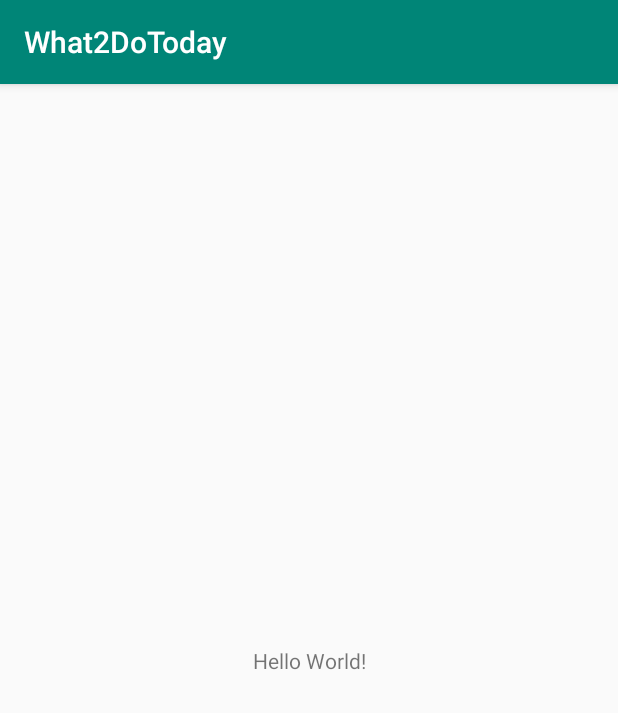
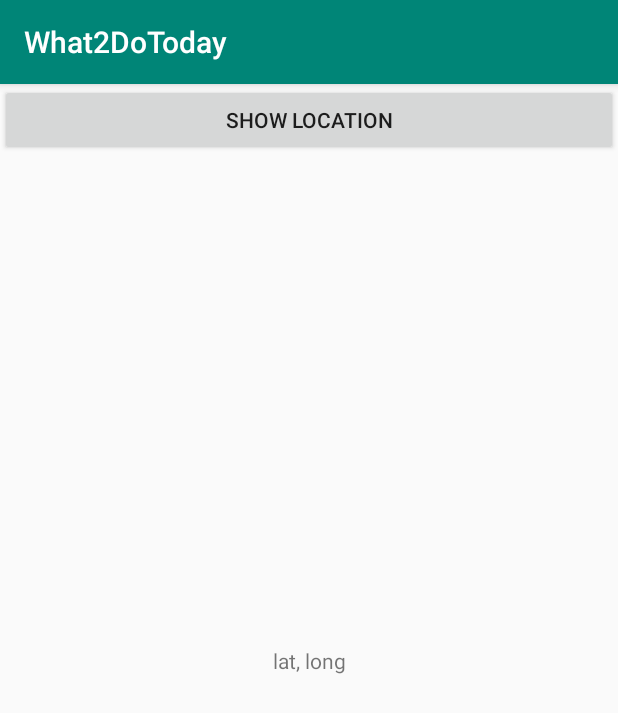
Before and after one commit to MaritzaRh/What2DoToday, an Android app: the screen it shows after launch (MainActivity), on a phone screen of 412 x 824 dp. Shown: the top 713 px of the screen. Run offline under Robolectric (Android 15) with nearby library versions, the phone set to English and light mode, and no system bars.

Commit message:
Add geolocation

```diff
--- a/app/build.gradle
+++ b/app/build.gradle
@@ -32,4 +32,6 @@ dependencies {
     testImplementation 'junit:junit:4.12'
     androidTestImplementation 'androidx.test:runner:1.2.0'
     androidTestImplementation 'androidx.test.espresso:espresso-core:3.2.0'
+    implementation 'com.google.android.gms:play-services-location:11.8.0'
+    implementation 'androidx.appcompat:appcompat:1.0.0'
 }
--- a/app/src/main/java/com/testing/what2dotoday/MainActivity.kt
+++ b/app/src/main/java/com/testing/what2dotoday/MainActivity.kt
@@ -1,12 +1,85 @@
 package com.testing.what2dotoday
 
+import android.Manifest.permission.ACCESS_COARSE_LOCATION
+import android.Manifest.permission.ACCESS_FINE_LOCATION
+import android.content.pm.PackageManager
+import android.os.Bundle
+import android.os.Looper
+import android.view.View
+import android.widget.Toast
 import androidx.appcompat.app.AppCompatActivity
-import android.os.Bundle
+import androidx.core.app.ActivityCompat
+import com.google.android.gms.location.*
+import kotlinx.android.synthetic.main.activity_main.*
 
 class MainActivity : AppCompatActivity() {
+
+    lateinit var fusedLocationProviderClient: FusedLocationProviderClient
+    lateinit var locationRequest: LocationRequest
+    lateinit var locationCallback: LocationCallback
+
+    val code = 1000
+
+    override fun onRequestPermissionsResult(
+        requestCode: Int,
+        permissions: Array<out String>,
+        grantResults: IntArray
+    ) {
+        super.onRequestPermissionsResult(requestCode, permissions, grantResults)
+        when(requestCode){
+            code->{
+                if(grantResults.size > 0)
+                {
+                    if(grantResults[0] == PackageManager.PERMISSION_GRANTED){
+                        Toast.makeText(this@MainActivity, "Listo", Toast.LENGTH_SHORT).show()
+                    }else{
+                        Toast.makeText(this, "Not granted", Toast.LENGTH_SHORT).show()
+                    }
+                }
+            }
+        }
+    }
 
     override fun onCreate(savedInstanceState: Bundle?) {
         super.onCreate(savedInstanceState)
         setContentView(R.layout.activity_main)
+
+        //Check permission for geolocation
+        if (ActivityCompat.shouldShowRequestPermissionRationale(this, ACCESS_FINE_LOCATION)){
+            ActivityCompat.requestPermissions(this,arrayOf(ACCESS_FINE_LOCATION), code)
+        }else{
+            buildLocationRequest()
+            buildLocationCallback()
+
+            fusedLocationProviderClient = LocationServices.getFusedLocationProviderClient(this)
+
+            btn_start_updates.setOnClickListener(View.OnClickListener {
+                if (ActivityCompat.checkSelfPermission(this@MainActivity, ACCESS_FINE_LOCATION) != PackageManager.PERMISSION_GRANTED &&
+                    ActivityCompat.checkSelfPermission(this@MainActivity, ACCESS_COARSE_LOCATION) != PackageManager.PERMISSION_GRANTED )
+                {
+                    ActivityCompat.requestPermissions(this@MainActivity, arrayOf(ACCESS_FINE_LOCATION), code)
+                    return@OnClickListener
+                }
+                fusedLocationProviderClient.requestLocationUpdates(locationRequest, locationCallback, Looper.myLooper())
+                btn_start_updates.isEnabled = !btn_start_updates.isEnabled
+            })
+        }
+    }
+
+    private fun buildLocationCallback() {
+        locationCallback = object : LocationCallback(){
+            override fun onLocationResult(p0: LocationResult?) {
+                var location = p0!!.locations.get(p0!!.locations.size-1)
+                txt_location.text = location.latitude.toString()+"/"+location.longitude.toString()
+            }
+        }
+    }
+
+    private fun buildLocationRequest() {
+        locationRequest = LocationRequest()
+        locationRequest.priority  = LocationRequest.PRIORITY_HIGH_ACCURACY
+        locationRequest.interval = 5000
+        locationRequest.fastestInterval = 3000
+        locationRequest.smallestDisplacement = 10f
     }
 }
--- a/app/src/main/res/layout/activity_main.xml
+++ b/app/src/main/res/layout/activity_main.xml
@@ -9,10 +9,18 @@
     <TextView
         android:layout_width="wrap_content"
         android:layout_height="wrap_content"
-        android:text="Hello World!"
+        android:id="@+id/txt_location"
+        android:text="lat, long"
         app:layout_constraintBottom_toBottomOf="parent"
         app:layout_constraintLeft_toLeftOf="parent"
         app:layout_constraintRight_toRightOf="parent"
         app:layout_constraintTop_toTopOf="parent" />
 
+    <Button
+        android:id="@+id/btn_start_updates"
+        android:layout_width="match_parent"
+        android:layout_height="wrap_content"
+        android:text="Show location"
+        app:layout_constraintTop_toTopOf="parent" />
+
 </androidx.constraintlayout.widget.ConstraintLayout>
```
Also changed, not shown: app/src/main/AndroidManifest.xml (+6 -1 lines), 1 other file.
